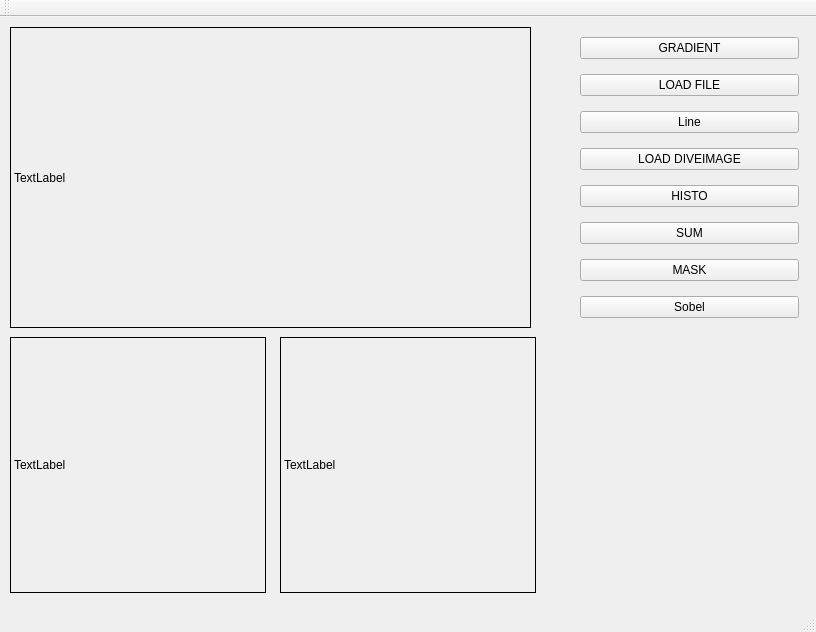
First picture: the form in tests.qt/tests_qt/app/mainwindow.ui, repository codex-tk/libcodex, before the edit.
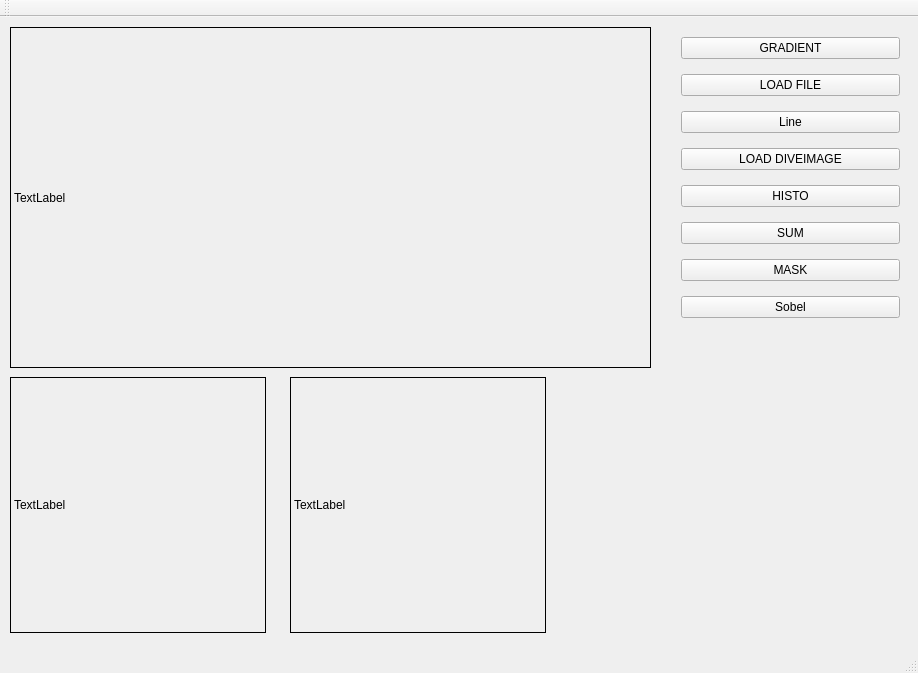
Second picture: the form after the edit.

What changed in the file:
```diff
--- a/tests.qt/tests_qt/app/mainwindow.ui
+++ b/tests.qt/tests_qt/app/mainwindow.ui
@@ -6,8 +6,8 @@
    <rect>
     <x>0</x>
     <y>0</y>
-    <width>816</width>
-    <height>632</height>
+    <width>918</width>
+    <height>673</height>
    </rect>
   </property>
   <property name="windowTitle">
@@ -19,8 +19,8 @@
      <rect>
       <x>10</x>
       <y>10</y>
-      <width>521</width>
-      <height>301</height>
+      <width>641</width>
+      <height>341</height>
      </rect>
     </property>
     <property name="frameShape">
@@ -34,7 +34,7 @@
     <property name="geometry">
      <rect>
       <x>10</x>
-      <y>320</y>
+      <y>360</y>
       <width>256</width>
       <height>256</height>
      </rect>
@@ -49,8 +49,8 @@
    <widget class="QLabel" name="label_3">
     <property name="geometry">
      <rect>
-      <x>280</x>
-      <y>320</y>
+      <x>290</x>
+      <y>360</y>
       <width>256</width>
       <height>256</height>
      </rect>
@@ -65,7 +65,7 @@
    <widget class="QWidget" name="verticalLayoutWidget">
     <property name="geometry">
      <rect>
-      <x>569</x>
+      <x>670</x>
       <y>0</y>
       <width>241</width>
       <height>321</height>
```
Left out of the diff: 4 changed lines with no effect on the pictures.
